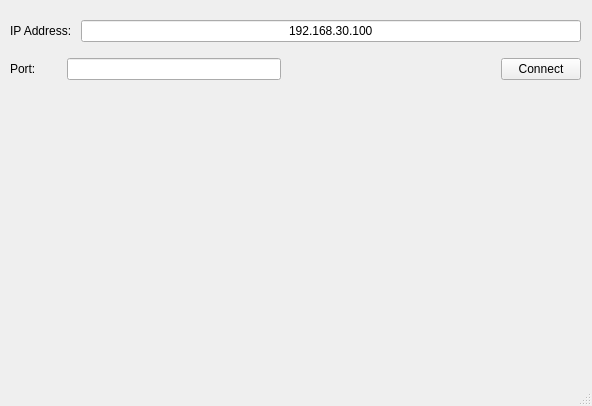
The window that tcpserver.ui (GaneshChintalapaty/TCPServer_QTApplication) describes before a commit, drawn with Qt 5.
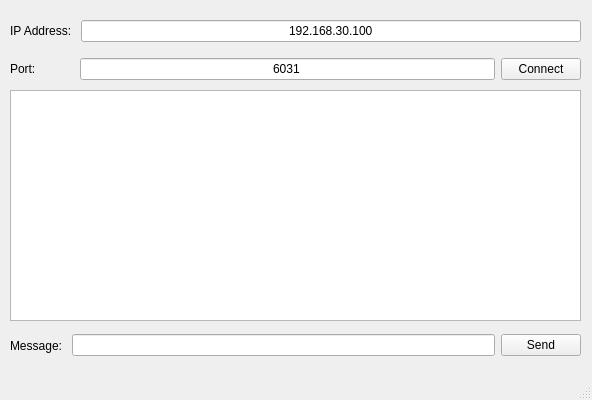
The same window after the commit.

Commit message: TCPServer UI Complete

```diff
--- a/tcpserver.ui
+++ b/tcpserver.ui
@@ -7,13 +7,57 @@
     <x>0</x>
     <y>0</y>
     <width>592</width>
-    <height>406</height>
+    <height>400</height>
    </rect>
   </property>
   <property name="windowTitle">
    <string>TCPServer</string>
   </property>
   <widget class="QWidget" name="centralwidget">
+   <widget class="QWidget" name="horizontalLayoutWidget_3">
+    <property name="geometry">
+     <rect>
+      <x>10</x>
+      <y>330</y>
+      <width>571</width>
+      <height>31</height>
+     </rect>
+    </property>
+    <layout class="QHBoxLayout" name="horizontalLayout_4">
+     <item>
+      <widget class="QLabel" name="label">
+       <property name="text">
+        <string>Message: </string>
+       </property>
+      </widget>
+     </item>
+     <item>
+      <widget class="QLineEdit" name="lineEdit"/>
+     </item>
+     <item>
+      <widget class="QPushButton" name="pushButton_2">
+       <property name="text">
+        <string>Send</string>
+       </property>
+      </widget>
+     </item>
+    </layout>
+   </widget>
+   <widget class="QWidget" name="verticalLayoutWidget">
+    <property name="geometry">
+     <rect>
+      <x>10</x>
+      <y>90</y>
+      <width>571</width>
+      <height>231</height>
+     </rect>
+    </property>
+    <layout class="QVBoxLayout" name="verticalLayout_3">
+     <item>
+      <widget class="QTextBrowser" name="textBrowser"/>
+     </item>
+    </layout>
+   </widget>
    <widget class="QWidget" name="">
     <property name="geometry">
      <rect>
@@ -64,27 +108,21 @@
          </property>
          <property name="sizeHint" stdset="0">
           <size>
-           <width>22</width>
+           <width>35</width>
            <height>20</height>
           </size>
          </property>
         </spacer>
        </item>
        <item>
-        <widget class="QLineEdit" name="TCP_Port"/>
-       </item>
-       <item>
-        <spacer name="horizontalSpacer">
-         <property name="orientation">
-          <enum>Qt::Orientation::Horizontal</enum>
+        <widget class="QLineEdit" name="TCP_Port">
+         <property name="text">
+          <string>6031</string>
          </property>
-         <property name="sizeHint" stdset="0">
-          <size>
-           <width>40</width>
-           <height>20</height>
-          </size>
+         <property name="alignment">
+          <set>Qt::AlignmentFlag::AlignCenter</set>
          </property>
-        </spacer>
+        </widget>
        </item>
        <item>
         <widget class="QPushButton" name="pushButton">
```
The commit also changes 5 other files.
